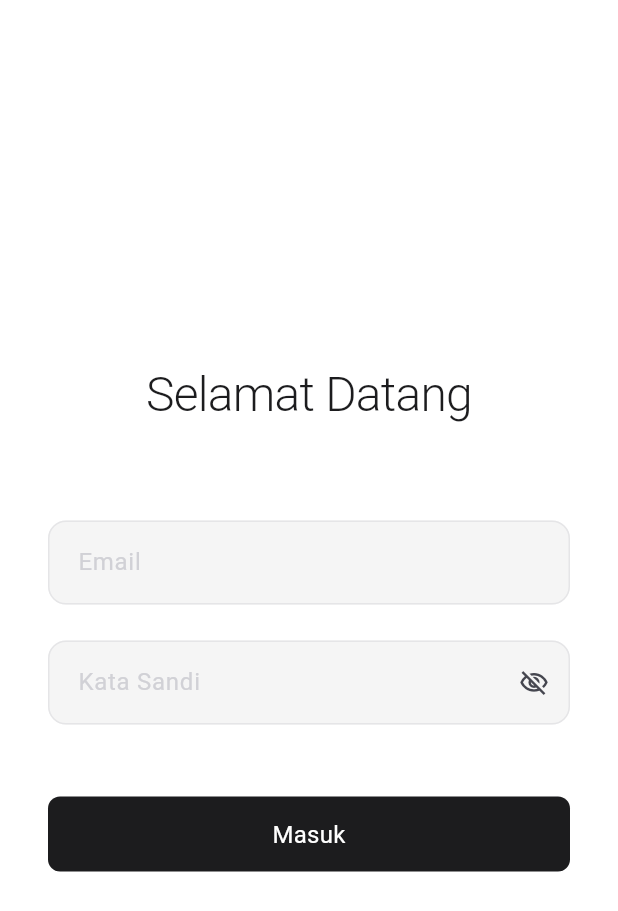
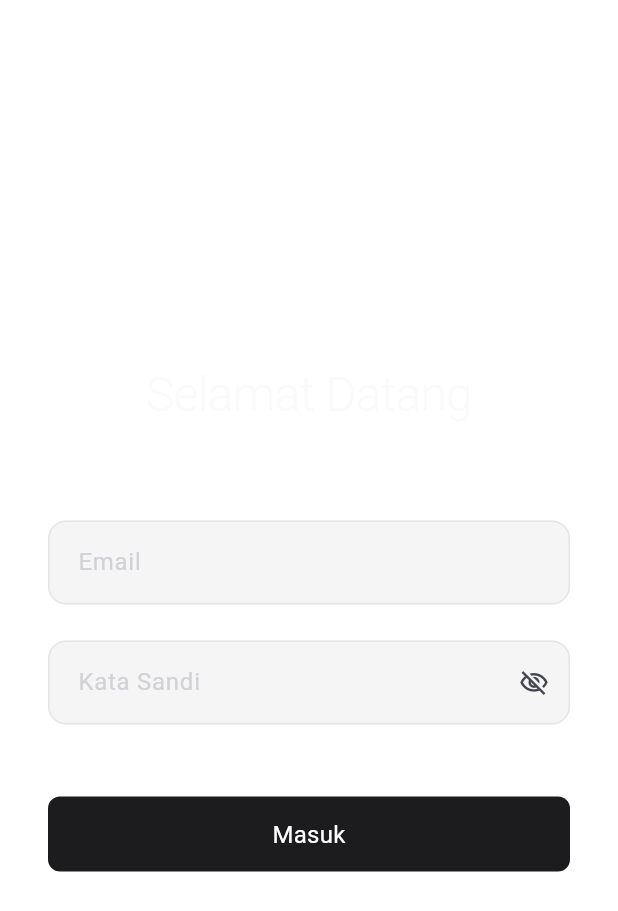
Before and after one commit to Devweave/flutter-boilerplate, a Flutter app: the screen it shows after launch, on a phone screen of 412 x 824 dp. Shown: the top 911 px of the screen. Run offline on Flutter 3.47's test engine with Material 3 defaults, Android fonts, the phone set to English and light mode, and no system bars; our stand-ins replace flutter_bloc, flutter_secure_storage, freezed_annotation, get_it, go_router, injectable and 1 more.

Commit message:
fix: app color on background

```diff
--- a/lib/presentation/theme/app_colors.dart
+++ b/lib/presentation/theme/app_colors.dart
@@ -19,9 +19,9 @@ class AppColors {
   // Text Colors - High Contrast for Readability
   static const Color onPrimary = Color(0xFFFFFFFF);
   static const Color onSecondary = Color(0xFFFFFFFF);
-  static const Color onBackground = Color(0xFF1C1C1E);
   static const Color onSurface = Color(0xFF1C1C1E);
   static const Color onSurfaceVariant = Color(0xFF6C6C70);
+  static const Color surfaceContainerHighest = Color(0xFFFAFAFA);
 
   // Semantic Colors - Muted but Recognizable
   static const Color error = Color(0xFFE53E3E);
--- a/lib/presentation/theme/app_theme.dart
+++ b/lib/presentation/theme/app_theme.dart
@@ -17,15 +17,14 @@ class AppTheme {
         error: AppColors.error,
         surface: AppColors.surface,
         onSurface: AppColors.onSurface,
-        background: AppColors.background,
-        onBackground: AppColors.onBackground,
+        surfaceContainerHighest: AppColors.surfaceContainerHighest,
       ),
 
       // App Bar Theme - Clean and Minimal
       appBarTheme: const AppBarTheme(
         elevation: 0,
         backgroundColor: AppColors.background,
-        foregroundColor: AppColors.onBackground,
+        foregroundColor: AppColors.surfaceContainerHighest,
         surfaceTintColor: Colors.transparent,
         systemOverlayStyle: SystemUiOverlayStyle(
           statusBarColor: Colors.transparent,
@@ -33,13 +32,13 @@ class AppTheme {
           statusBarBrightness: Brightness.light,
         ),
         titleTextStyle: TextStyle(
-          color: AppColors.onBackground,
+          color: AppColors.surfaceContainerHighest,
           fontSize: 18,
           fontWeight: FontWeight.w500,
           letterSpacing: -0.2,
         ),
         iconTheme: IconThemeData(
-          color: AppColors.onBackground,
+          color: AppColors.surfaceContainerHighest,
           size: 20,
         ),
       ),
@@ -182,47 +181,47 @@ class AppTheme {
         headlineLarge: TextStyle(
           fontSize: 32,
           fontWeight: FontWeight.w300,
-          color: AppColors.onBackground,
+          color: AppColors.surfaceContainerHighest,
           letterSpacing: -0.5,
         ),
         headlineMedium: TextStyle(
           fontSize: 28,
           fontWeight: FontWeight.w400,
-          color: AppColors.onBackground,
+          color: AppColors.surfaceContainerHighest,
           letterSpacing: -0.3,
         ),
         headlineSmall: TextStyle(
           fontSize: 24,
           fontWeight: FontWeight.w400,
-          color: AppColors.onBackground,
+          color: AppColors.surfaceContainerHighest,
           letterSpacing: -0.2,
         ),
         titleLarge: TextStyle(
           fontSize: 20,
           fontWeight: FontWeight.w500,
-          color: AppColors.onBackground,
+          color: AppColors.surfaceContainerHighest,
           letterSpacing: -0.1,
         ),
         titleMedium: TextStyle(
           fontSize: 18,
           fontWeight: FontWeight.w500,
-          color: AppColors.onBackground,
+          color: AppColors.surfaceContainerHighest,
         ),
         titleSmall: TextStyle(
           fontSize: 16,
           fontWeight: FontWeight.w500,
-          color: AppColors.onBackground,
+          color: AppColors.surfaceContainerHighest,
         ),
         bodyLarge: TextStyle(
           fontSize: 16,
           fontWeight: FontWeight.w400,
-          color: AppColors.onBackground,
+          color: AppColors.surfaceContainerHighest,
           height: 1.5,
         ),
         bodyMedium: TextStyle(
           fontSize: 14,
           fontWeight: FontWeight.w400,
-          color: AppColors.onBackground,
+          color: AppColors.surfaceContainerHighest,
           height: 1.4,
         ),
         bodySmall: TextStyle(
```
Also changed, not shown: lib/presentation/pages/home/home_screen.dart (+7 -5 lines).
